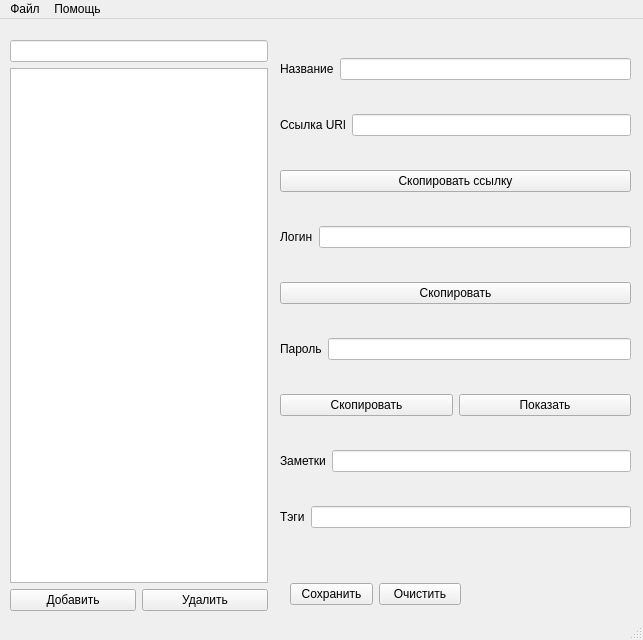
The window that mainwindow.ui (ioTardis/PasswordManager) describes before a commit, drawn with Qt 5.
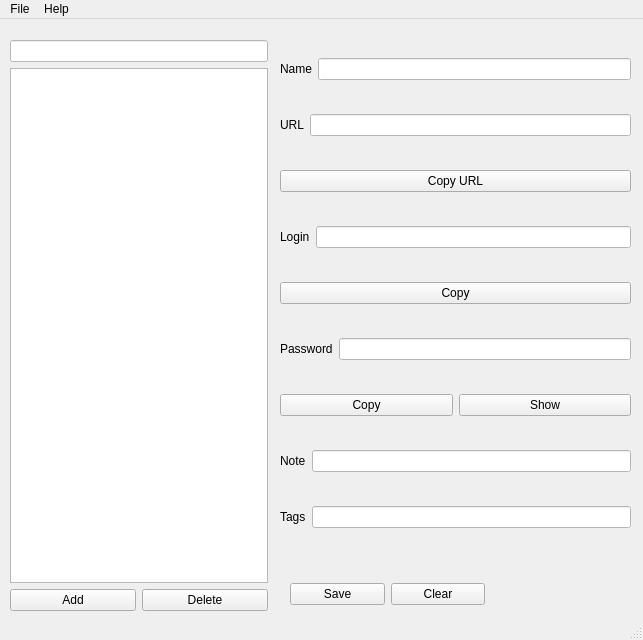
The same window after the commit.

What changed in the file:
```diff
--- a/mainwindow.ui
+++ b/mainwindow.ui
@@ -22,7 +22,7 @@
      <rect>
       <x>290</x>
       <y>560</y>
-      <width>171</width>
+      <width>195</width>
       <height>31</height>
      </rect>
     </property>
@@ -30,14 +30,14 @@
      <item>
       <widget class="QPushButton" name="SaveButton">
        <property name="text">
-        <string>Сохранить</string>
+        <string>Save</string>
        </property>
       </widget>
      </item>
      <item>
       <widget class="QPushButton" name="CleanButton">
        <property name="text">
-        <string>Очистить</string>
+        <string>Clear</string>
        </property>
       </widget>
      </item>
@@ -58,7 +58,7 @@
        <item>
         <widget class="QLabel" name="NameLabel">
          <property name="text">
-          <string>Название</string>
+          <string>Name</string>
          </property>
         </widget>
        </item>
@@ -76,7 +76,7 @@
        <item>
         <widget class="QLabel" name="SourceLabel">
          <property name="text">
-          <string>Ссылка URl</string>
+          <string>URL</string>
          </property>
         </widget>
        </item>
@@ -92,7 +92,7 @@
      <item>
       <widget class="QPushButton" name="CopySourceButton">
        <property name="text">
-        <string>Скопировать ссылку</string>
+        <string>Copy URL</string>
        </property>
       </widget>
      </item>
@@ -101,7 +101,7 @@
        <item>
         <widget class="QLabel" name="LoginLabel">
          <property name="text">
-          <string>Логин</string>
+          <string>Login</string>
          </property>
         </widget>
        </item>
@@ -117,7 +117,7 @@
      <item>
       <widget class="QPushButton" name="CopyLoginButton">
        <property name="text">
-        <string>Скопировать</string>
+        <string>Copy</string>
        </property>
       </widget>
      </item>
@@ -126,7 +126,7 @@
        <item>
         <widget class="QLabel" name="PasswordLabel">
          <property name="text">
-          <string>Пароль</string>
+          <string>Password</string>
          </property>
         </widget>
        </item>
@@ -147,14 +147,14 @@
        <item>
         <widget class="QPushButton" name="CopyPasswordButton">
          <property name="text">
-          <string>Скопировать</string>
+          <string>Copy</string>
          </property>
         </widget>
        </item>
        <item>
         <widget class="QPushButton" name="ShowPasswordButton">
          <property name="text">
-          <string>Показать</string>
+          <string>Show</string>
          </property>
         </widget>
        </item>
@@ -165,7 +165,7 @@
        <item>
         <widget class="QLabel" name="NoteLabel">
          <property name="text">
-          <string>Заметки</string>
+          <string>Note</string>
          </property>
         </widget>
        </item>
@@ -189,7 +189,7 @@
        <item>
         <widget class="QLabel" name="TagLabel">
          <property name="text">
-          <string>Тэги</string>
+          <string>Tags</string>
          </property>
         </widget>
        </item>
@@ -235,14 +235,14 @@
        <item>
         <widget class="QPushButton" name="AddButton">
          <property name="text">
-          <string>Добавить</string>
+          <string>Add</string>
          </property>
         </widget>
        </item>
        <item>
         <widget class="QPushButton" name="DeleteButton">
          <property name="text">
-          <string>Удалить</string>
+          <string>Delete</string>
          </property>
         </widget>
        </item>
@@ -257,12 +257,12 @@
      <x>0</x>
      <y>0</y>
      <width>643</width>
-     <height>22</height>
+     <height>26</height>
     </rect>
    </property>
    <widget class="QMenu" name="menu">
     <property name="title">
-     <string>Файл</string>
+     <string>File</string>
     </property>
     <addaction name="NewDatabaseAction"/>
     <addaction name="ExportDatabaseAction"/>
@@ -272,7 +272,7 @@
    </widget>
    <widget class="QMenu" name="menu_2">
     <property name="title">
-     <string>Помощь</string>
+     <string>Help</string>
     </property>
     <addaction name="ReadMe"/>
     <addaction name="separator"/>
```
Left out of the diff: 25 changed lines with no effect on the pictures.
